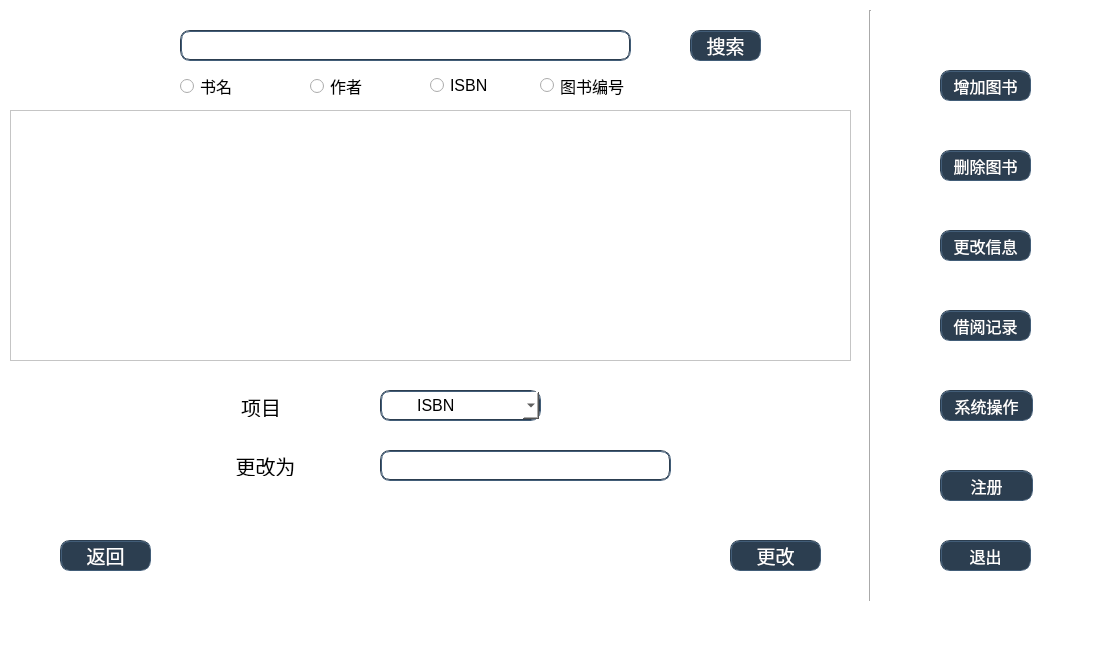
Before: the Qt Designer form abc/mainwindow_manage.ui in BookMangeTeam/bookmanage, drawn with Qt 5.
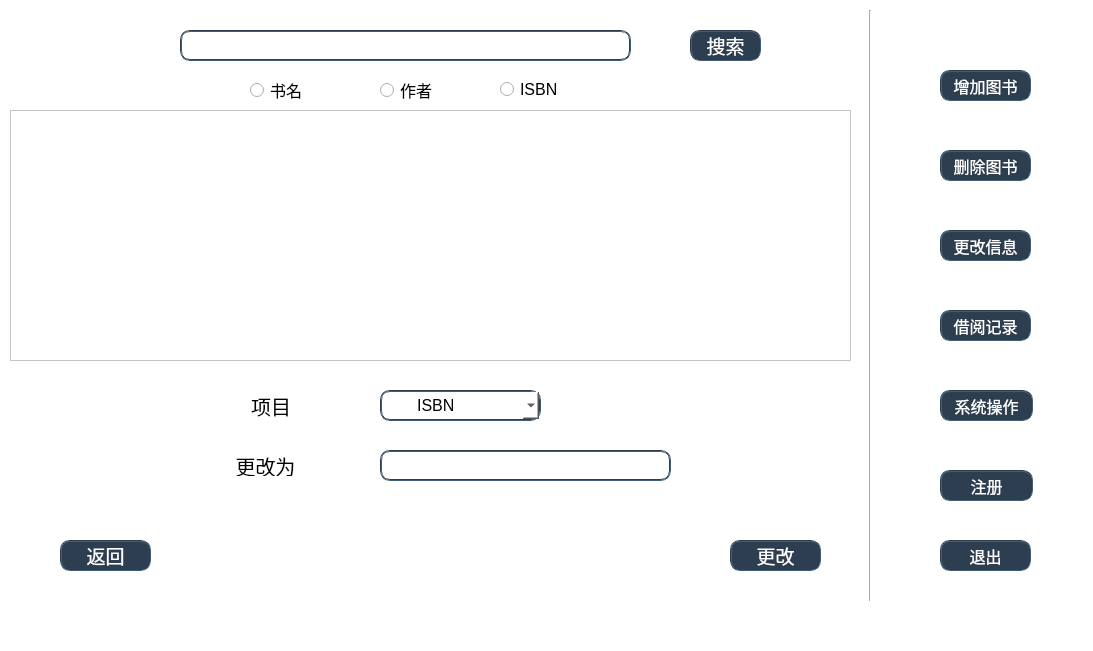
After: the same form once the commit is applied. The open tabs and pages were chosen to show the change.

Patch:
```diff
--- a/abc/mainwindow_manage.ui
+++ b/abc/mainwindow_manage.ui
@@ -737,10 +737,10 @@
      <widget class="QLabel" name="updateOption">
       <property name="geometry">
        <rect>
-        <x>180</x>
-        <y>376</y>
+        <x>190</x>
+        <y>370</y>
         <width>142</width>
-        <height>21</height>
+        <height>31</height>
        </rect>
       </property>
       <property name="font">
@@ -887,8 +887,8 @@
      <widget class="QRadioButton" name="bookNameUpdate_search">
       <property name="geometry">
        <rect>
-        <x>170</x>
-        <y>56</y>
+        <x>240</x>
+        <y>60</y>
         <width>89</width>
         <height>20</height>
        </rect>
@@ -905,8 +905,8 @@
      <widget class="QRadioButton" name="authorUpdate_search">
       <property name="geometry">
        <rect>
-        <x>300</x>
-        <y>56</y>
+        <x>370</x>
+        <y>60</y>
         <width>89</width>
         <height>20</height>
        </rect>
@@ -923,8 +923,8 @@
      <widget class="QRadioButton" name="isbnUpdate_search">
       <property name="geometry">
        <rect>
-        <x>420</x>
-        <y>55</y>
+        <x>490</x>
+        <y>59</y>
         <width>89</width>
         <height>21</height>
        </rect>
@@ -938,24 +938,6 @@
        <string>ISBN</string>
       </property>
      </widget>
-     <widget class="QRadioButton" name="bookNumberUpdate_search">
-      <property name="geometry">
-       <rect>
-        <x>530</x>
-        <y>55</y>
-        <width>89</width>
-        <height>21</height>
-       </rect>
-      </property>
-      <property name="font">
-       <font>
-        <pointsize>12</pointsize>
-       </font>
-      </property>
-      <property name="text">
-       <string>图书编号</string>
-      </property>
-     </widget>
     </widget>
     <widget class="QWidget" name="page_5">
      <widget class="QTableView" name="bookInformationBRManage">
```
Left out of the diff: 7 changed lines with no effect on the pictures.
